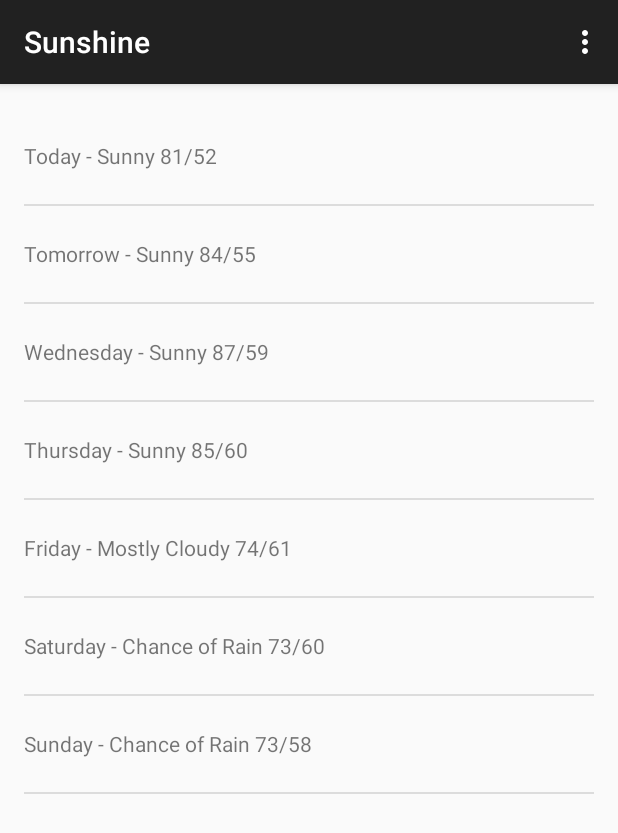
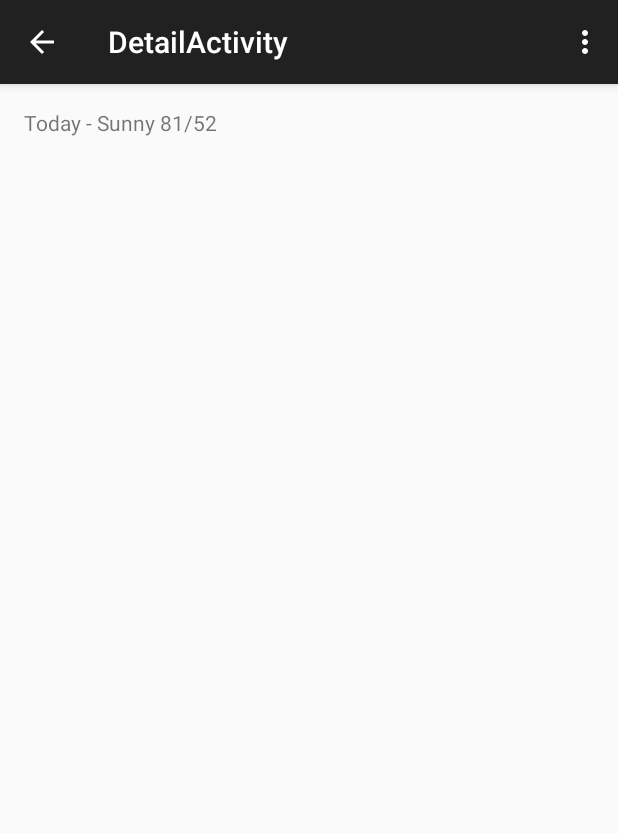
Before and after one commit to kendrickm/sunshine, an Android app: the screen it shows after launch (MainActivity before the commit, DetailActivity after it), after a tap on "Today - Sunny 81/52", on a phone screen of 412 x 824 dp. Shown: the top 833 px of the screen. Run offline under Robolectric (Android 15) with nearby library versions, the phone set to English and light mode, and no system bars.

Commit message:
Adding new DetailActivity and using intent to launch it.

```diff
--- a/app/src/main/AndroidManifest.xml
+++ b/app/src/main/AndroidManifest.xml
@@ -1,7 +1,9 @@
 <?xml version="1.0" encoding="utf-8"?>
 <manifest xmlns:android="http://schemas.android.com/apk/res/android"
     package="com.unicodeampersand.sunshine.app" >
+
     <uses-permission android:name="android.permission.INTERNET" />
+
     <application
         android:allowBackup="true"
         android:icon="@mipmap/ic_launcher"
@@ -15,7 +17,14 @@
 
                 <category android:name="android.intent.category.LAUNCHER" />
             </intent-filter>
-
+        </activity>
+        <activity
+            android:name=".DetailActivity"
+            android:label="@string/title_activity_detail"
+            android:parentActivityName=".MainActivity" >
+            <meta-data
+                android:name="android.support.PARENT_ACTIVITY"
+                android:value="com.unicodeampersand.sunshine.app.MainActivity" />
         </activity>
     </application>
 
--- /dev/null
+++ b/app/src/main/java/com/unicodeampersand/sunshine/app/DetailActivity.java
@@ -0,0 +1,92 @@
+/*
+ * Copyright (C) 2014 The Android Open Source Project
+ *
+ * Licensed under the Apache License, Version 2.0 (the "License");
+ * you may not use this file except in compliance with the License.
+ * You may obtain a copy of the License at
+ *
+ *      http://www.apache.org/licenses/LICENSE-2.0
+ *
+ * Unless required by applicable law or agreed to in writing, software
+ * distributed under the License is distributed on an "AS IS" BASIS,
+ * WITHOUT WARRANTIES OR CONDITIONS OF ANY KIND, either express or implied.
+ * See the License for the specific language governing permissions and
+ * limitations under the License.
+ */
+
+package com.unicodeampersand.sunshine.app;
+
+import android.os.Bundle;
+import android.content.Intent;
+import android.support.v4.app.Fragment;
+import android.support.v7.app.ActionBarActivity;
+import android.view.LayoutInflater;
+import android.view.Menu;
+import android.view.MenuItem;
+import android.view.View;
+import android.view.ViewGroup;
+import android.widget.TextView;
+
+public class DetailActivity extends ActionBarActivity {
+
+    @Override
+    protected void onCreate(Bundle savedInstanceState) {
+        super.onCreate(savedInstanceState);
+        setContentView(R.layout.activity_detail);
+        if (savedInstanceState == null) {
+            getSupportFragmentManager().beginTransaction()
+                    .add(R.id.container, new PlaceholderFragment())
+                    .commit();
+        }
+
+
+    }
+
+
+    @Override
+    public boolean onCreateOptionsMenu(Menu menu) {
+        // Inflate the menu; this adds items to the action bar if it is present.
+        getMenuInflater().inflate(R.menu.detail, menu);
+        return true;
+    }
+
+    @Override
+    public boolean onOptionsItemSelected(MenuItem item) {
+        // Handle action bar item clicks here. The action bar will
+        // automatically handle clicks on the Home/Up button, so long
+        // as you specify a parent activity in AndroidManifest.xml.
+        int id = item.getItemId();
+
+        //noinspection SimplifiableIfStatement
+        if (id == R.id.action_settings) {
+            return true;
+        }
+
+        return super.onOptionsItemSelected(item);
+    }
+
+    /**
+     * A placeholder fragment containing a simple view.
+     */
+    public static class PlaceholderFragment extends Fragment {
+
+        public PlaceholderFragment() {
+        }
+
+        @Override
+        public View onCreateView(LayoutInflater inflater, ViewGroup container,
+                                 Bundle savedInstanceState) {
+
+            View rootView = inflater.inflate(R.layout.fragment_detail, container, false);
+            // Get the message from the intent
+            Intent intent = getActivity().getIntent();
+
+            if (intent != null && intent.hasExtra(Intent.EXTRA_TEXT)) {
+                              String forecastStr = intent.getStringExtra(Intent.EXTRA_TEXT);
+                               ((TextView) rootView.findViewById(R.id.detail_text))
+                                       .setText(forecastStr);
+                          }
+            return rootView;
+        }
+    }
+}
--- a/app/src/main/java/com/unicodeampersand/sunshine/app/ForecastFragment.java
+++ b/app/src/main/java/com/unicodeampersand/sunshine/app/ForecastFragment.java
@@ -1,5 +1,6 @@
 package com.unicodeampersand.sunshine.app;
 
+import android.content.Intent;
 import android.net.Uri;
 import android.os.AsyncTask;
 import android.support.v4.app.Fragment;
@@ -75,10 +76,14 @@ public class ForecastFragment extends Fragment {
                 Context context = getContext();
                 CharSequence text = forecastAdapter.getItem(position);
 
-                int duration = Toast.LENGTH_SHORT;
+//                int duration = Toast.LENGTH_SHORT;
+//                Toast toast = Toast.makeText(context, text, duration);
+//                toast.show();
 
-                Toast toast = Toast.makeText(context, text, duration);
-                toast.show();
+                Intent detailIntent = new Intent(getActivity(), DetailActivity.class);
+                detailIntent.putExtra(Intent.EXTRA_TEXT, text);
+                startActivity(detailIntent);
+
 
             }
         });
@@ -101,7 +106,7 @@ public class ForecastFragment extends Fragment {
         int id = item.getItemId();
         if (id == R.id.action_refresh) {
             FetchWeatherTask task = new FetchWeatherTask();
-            task.execute("94043");
+            task.execute("97217");
             return true;
         }
 
@@ -143,12 +148,15 @@ public class ForecastFragment extends Fragment {
                     final String FORMAT_PARAM = "mode";
                     final String UNITS_PARAM = "units";
                     final String DAYS_PARAM = "cnt";
+                    final String API_KEY    = "5d710d9d2090cbd77013d9864d7a7ac5";
+                    final String API_PARAM  = "APPID";
 
                     Uri builtUri = Uri.parse(FORECAST_BASE_URL).buildUpon()
                             .appendQueryParameter(QUERY_PARAM, params[0])
                             .appendQueryParameter(FORMAT_PARAM, format)
                             .appendQueryParameter(UNITS_PARAM, units)
                             .appendQueryParameter(DAYS_PARAM, Integer.toString(numDays))
+                            .appendQueryParameter(API_PARAM, API_KEY)
                             .build();
 
                     URL url = new URL(builtUri.toString());
--- /dev/null
+++ b/app/src/main/res/layout/activity_detail.xml
@@ -0,0 +1,4 @@
+<FrameLayout xmlns:android="http://schemas.android.com/apk/res/android"
+    xmlns:tools="http://schemas.android.com/tools" android:id="@+id/container"
+    android:layout_width="match_parent" android:layout_height="match_parent"
+    tools:context="com.example.android.sunshine.app.DetailActivity" tools:ignore="MergeRootFrame" />
--- /dev/null
+++ b/app/src/main/res/layout/fragment_detail.xml
@@ -0,0 +1,12 @@
+<RelativeLayout xmlns:android="http://schemas.android.com/apk/res/android"
+    xmlns:tools="http://schemas.android.com/tools" android:layout_width="match_parent"
+    android:layout_height="match_parent" android:paddingLeft="@dimen/activity_horizontal_margin"
+    android:paddingRight="@dimen/activity_horizontal_margin"
+    android:paddingTop="@dimen/activity_vertical_margin"
+    android:paddingBottom="@dimen/activity_vertical_margin"
+    tools:context="com.unicodeampersand.sunshine.app.DetailActivityFragment">
+
+    <TextView android:id="@+id/detail_text" android:layout_width="wrap_content"
+        android:layout_height="wrap_content" />
+
+</RelativeLayout>
--- /dev/null
+++ b/app/src/main/res/menu/detail.xml
@@ -0,0 +1,7 @@
+<menu xmlns:android="http://schemas.android.com/apk/res/android"
+    xmlns:app="http://schemas.android.com/apk/res-auto"
+    xmlns:tools="http://schemas.android.com/tools"
+    tools:context="com.unicodeampersand.sunshine.app.DetailActivity">
+    <item android:id="@+id/action_settings" android:title="@string/action_settings"
+        android:orderInCategory="100" app:showAsAction="never" />
+</menu>
--- a/app/src/main/res/values/strings.xml
+++ b/app/src/main/res/values/strings.xml
@@ -4,4 +4,5 @@
     <string name="action_settings">Settings</string>
     <string name="Today">Today, June 24</string>
     <string name="action_refresh">Refresh</string>
+    <string name="title_activity_detail">DetailActivity</string>
 </resources>
```
Also changed, not shown: 1 other file.
